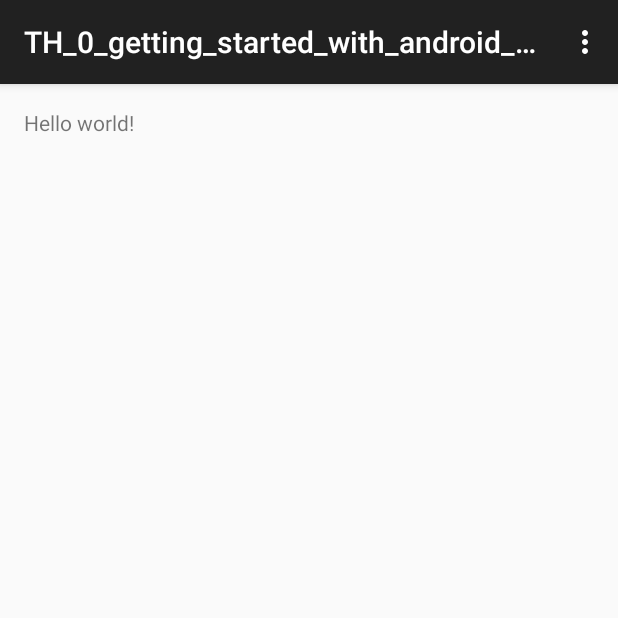
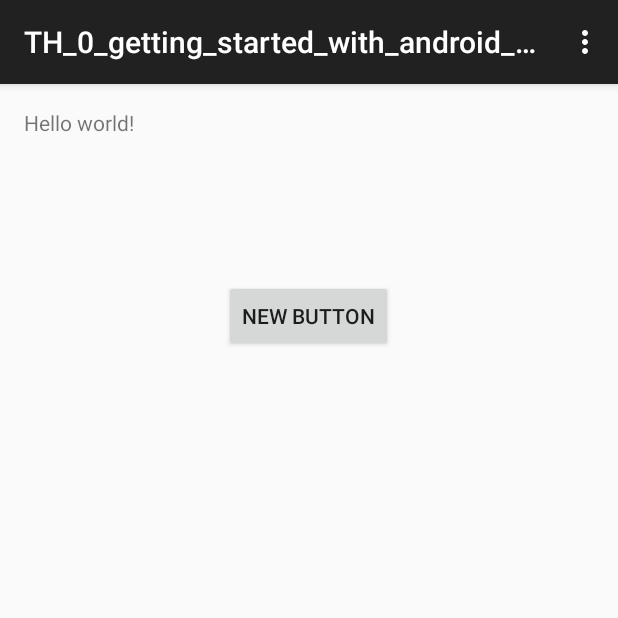
Before and after one commit to dyeprogr/TH_0_getting_started_with_android_studio, an Android app: the screen it shows after launch (MainActivity), on a phone screen of 412 x 824 dp, the top half of it. Run offline under Robolectric (Android 15) with nearby library versions, the phone set to English and light mode, and no system bars.

```diff
--- a/app/src/main/java/com/example/dyer/th_0_getting_started_with_android_studio/MainActivity.java
+++ b/app/src/main/java/com/example/dyer/th_0_getting_started_with_android_studio/MainActivity.java
@@ -18,11 +18,7 @@ public class MainActivity extends ActionBarActivity {
     protected void onCreate(Bundle savedInstanceState) {
         super.onCreate(savedInstanceState);
         setContentView(R.layout.activity_main);
-        if (savedInstanceState == null) {
-            getSupportFragmentManager().beginTransaction()
-                    .add(R.id.container, new PlaceholderFragment())
-                    .commit();
-        }
+
     }
 
 
@@ -48,19 +44,4 @@ public class MainActivity extends ActionBarActivity {
         return super.onOptionsItemSelected(item);
     }
 
-    /**
-     * A placeholder fragment containing a simple view.
-     */
-    public static class PlaceholderFragment extends Fragment {
-
-        public PlaceholderFragment() {
-        }
-
-        @Override
-        public View onCreateView(LayoutInflater inflater, ViewGroup container,
-                                 Bundle savedInstanceState) {
-            View rootView = inflater.inflate(R.layout.fragment_main, container, false);
-            return rootView;
-        }
-    }
 }
--- a/app/src/main/res/layout/activity_main.xml
+++ b/app/src/main/res/layout/activity_main.xml
@@ -1,4 +1,22 @@
-<FrameLayout xmlns:android="http://schemas.android.com/apk/res/android"
-    xmlns:tools="http://schemas.android.com/tools" android:id="@+id/container"
-    android:layout_width="match_parent" android:layout_height="match_parent"
-    tools:context=".MainActivity" tools:ignore="MergeRootFrame" />
+<RelativeLayout xmlns:android="http://schemas.android.com/apk/res/android"
+    xmlns:tools="http://schemas.android.com/tools" android:layout_width="match_parent"
+    android:layout_height="match_parent" android:paddingLeft="@dimen/activity_horizontal_margin"
+    android:paddingRight="@dimen/activity_horizontal_margin"
+    android:paddingTop="@dimen/activity_vertical_margin"
+    android:paddingBottom="@dimen/activity_vertical_margin"
+    tools:context=".MainActivity$PlaceholderFragment">
+
+    <TextView android:text="@string/hello_world" android:layout_width="wrap_content"
+        android:layout_height="wrap_content"
+        android:id="@+id/textView" />
+
+    <Button
+        android:layout_width="wrap_content"
+        android:layout_height="wrap_content"
+        android:text="New Button"
+        android:id="@+id/button"
+        android:layout_below="@+id/textView"
+        android:layout_centerHorizontal="true"
+        android:layout_marginTop="95dp" />
+
+</RelativeLayout>
```
Also changed, not shown: 1 other file.
